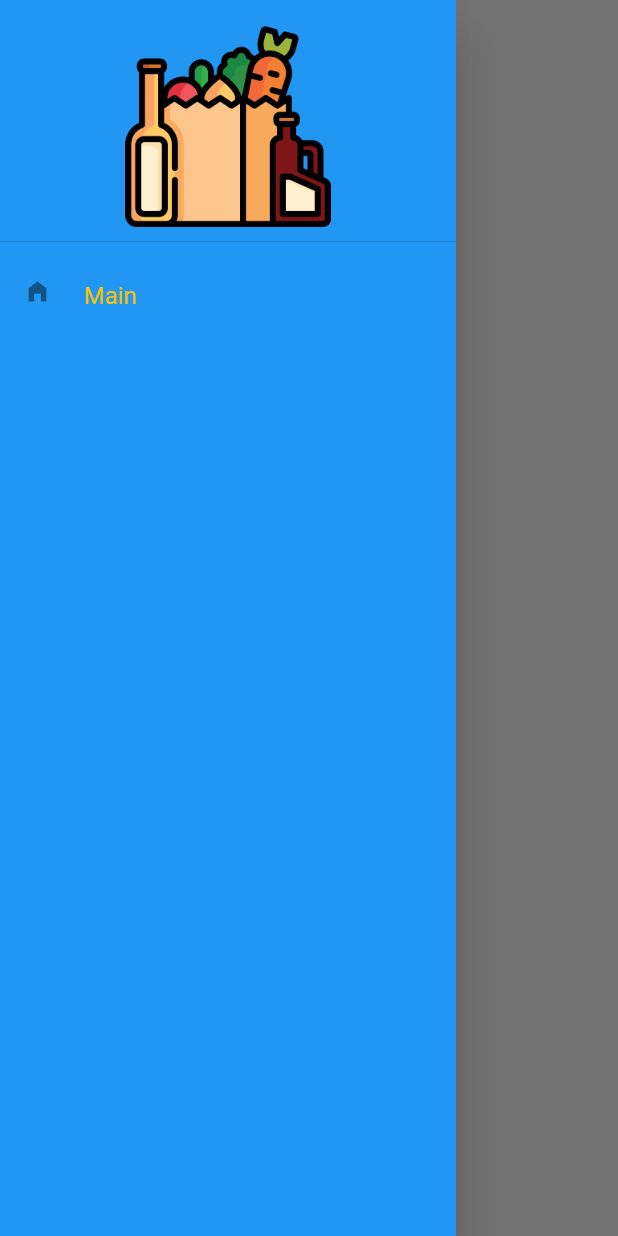
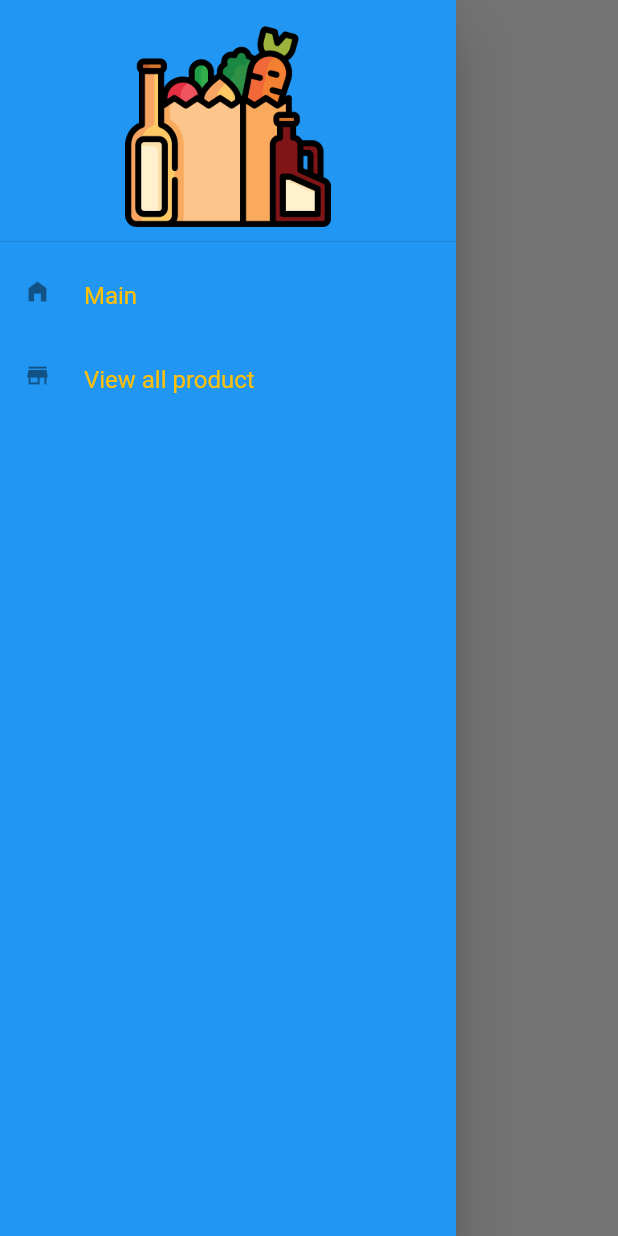
Before and after one commit to Devsaci/grocery_app_adminpanel_hadji_V1, a Flutter app: the screen it shows after launch, with the side drawer open, on a phone screen of 412 x 824 dp. Run offline on Flutter 3.47's test engine with Material 2 defaults, Android fonts, the phone set to English and light mode, and no system bars.

Commit message:
DrawerListTile  View all product

```diff
--- a/lib/widgets/side_menu.dart
+++ b/lib/widgets/side_menu.dart
@@ -23,6 +23,11 @@ class _SideMenuState extends State<SideMenu> {
             title: "Main",
             press: () {},
             icon: Icons.home_filled,
+          ),
+          DrawerListTile(
+            title: "View all product",
+            press: () {},
+            icon: Icons.store,
           ),
         ],
       ),
```
